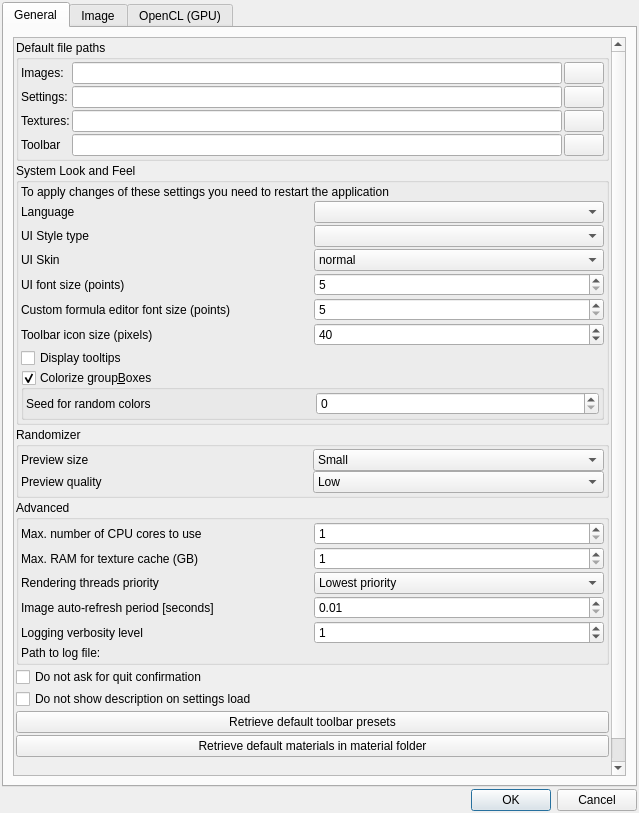
buddhi1980/mandelbulber2, file mandelbulber2/qt/preferences_dialog.ui: the form before one commit.
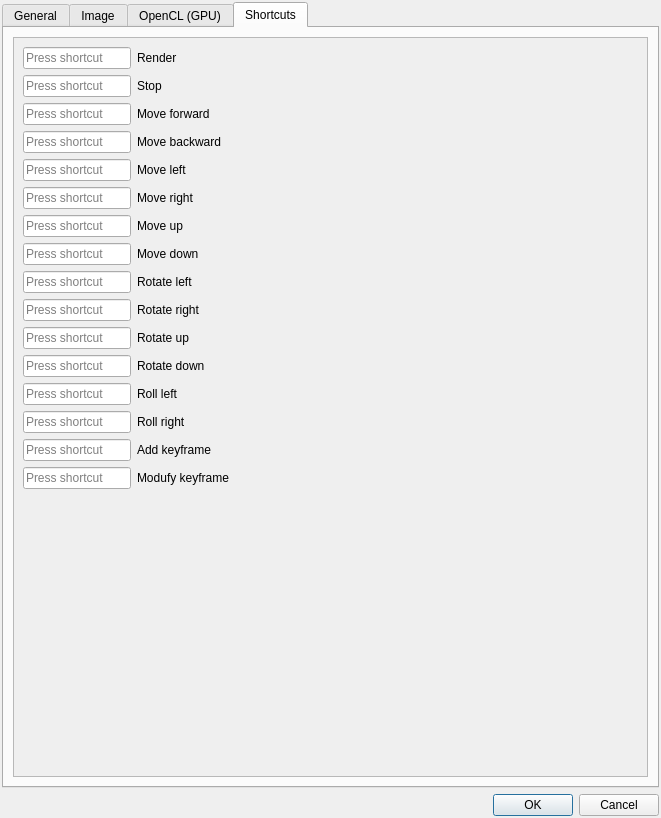
The form after the commit. The open tabs and pages were chosen to show the change. Icons and pictures are not drawn. Custom widgets are drawn as their Qt base class.

Commit message: Added ui for keyboard shortcuts editor

What changed in the file:
```diff
--- a/mandelbulber2/qt/preferences_dialog.ui
+++ b/mandelbulber2/qt/preferences_dialog.ui
@@ -6,8 +6,8 @@
    <rect>
     <x>0</x>
     <y>0</y>
-    <width>639</width>
-    <height>813</height>
+    <width>661</width>
+    <height>818</height>
    </rect>
   </property>
   <property name="windowTitle">
@@ -18,9 +18,6 @@
     <normaloff>:/system/icons/preferences-system.svg</normaloff>:/system/icons/preferences-system.svg</iconset>
   </property>
   <layout class="QVBoxLayout" name="verticalLayout">
-   <property name="spacing">
-    <number>2</number>
-   </property>
    <property name="leftMargin">
     <number>2</number>
    </property>
@@ -57,7 +54,7 @@
            <rect>
             <x>0</x>
             <y>0</y>
-            <width>597</width>
+            <width>619</width>
             <height>793</height>
            </rect>
           </property>
@@ -1762,6 +1759,192 @@
        </item>
       </layout>
      </widget>
+     <widget class="QWidget" name="tab">
+      <attribute name="title">
+       <string>Shortcuts</string>
+      </attribute>
+      <layout class="QVBoxLayout" name="verticalLayout_12">
+       <item>
+        <widget class="QScrollArea" name="scrollArea">
+         <property name="widgetResizable">
+          <bool>true</bool>
+         </property>
+         <widget class="QWidget" name="scrollAreaWidgetContents">
+          <property name="geometry">
+           <rect>
+            <x>0</x>
+            <y>0</y>
+            <width>637</width>
+            <height>738</height>
+           </rect>
+          </property>
+          <layout class="QFormLayout" name="formLayout">
+           <item row="0" column="0">
+            <widget class="QKeySequenceEdit" name="keySequenceEdit_key_render"/>
+           </item>
+           <item row="0" column="1">
+            <widget class="QLabel" name="label_21">
+             <property name="text">
+              <string>Render</string>
+             </property>
+            </widget>
+           </item>
+           <item row="1" column="0">
+            <widget class="QKeySequenceEdit" name="keySequenceEdit_key_stop"/>
+           </item>
+           <item row="1" column="1">
+            <widget class="QLabel" name="label_22">
+             <property name="text">
+              <string>Stop</string>
+             </property>
+            </widget>
+           </item>
+           <item row="2" column="0">
+            <widget class="QKeySequenceEdit" name="keySequenceEdit_key_move_forward"/>
+           </item>
+           <item row="2" column="1">
+            <widget class="QLabel" name="label_23">
+             <property name="text">
+              <string>Move forward</string>
+             </property>
+            </widget>
+           </item>
+           <item row="3" column="0">
+            <widget class="QKeySequenceEdit" name="keySequenceEdit_key_move_backward"/>
+           </item>
+           <item row="3" column="1">
+            <widget class="QLabel" name="label_24">
+             <property name="text">
+              <string>Move backward</string>
+             </property>
+            </widget>
+           </item>
+           <item row="4" column="0">
+            <widget class="QKeySequenceEdit" name="keySequenceEdit_key_move_left"/>
+           </item>
+           <item row="4" column="1">
+            <widget class="QLabel" name="label_25">
+             <property name="text">
+              <string>Move left</string>
+             </property>
+            </widget>
+           </item>
+           <item row="5" column="0">
+            <widget class="QKeySequenceEdit" name="keySequenceEdit_key_move_right"/>
+           </item>
+           <item row="5" column="1">
+            <widget class="QLabel" name="label_26">
+             <property name="text">
+              <string>Move right</string>
+             </property>
+            </widget>
+           </item>
+           <item row="6" column="0">
+            <widget class="QKeySequenceEdit" name="keySequenceEdit_key_move_up"/>
+           </item>
+           <item row="6" column="1">
+            <widget class="QLabel" name="label_27">
+             <property name="text">
+              <string>Move up</string>
+             </property>
+            </widget>
+           </item>
+           <item row="7" column="0">
+            <widget class="QKeySequenceEdit" name="keySequenceEdit_key_move_down"/>
+           </item>
+           <item row="7" column="1">
+            <widget class="QLabel" name="label_28">
+             <property name="text">
+              <string>Move down</string>
+             </property>
+            </widget>
+           </item>
+           <item row="8" column="0">
+            <widget class="QKeySequenceEdit" name="keySequenceEdit_key_move_rotate_left"/>
+           </item>
+           <item row="8" column="1">
+            <widget class="QLabel" name="label_29">
+             <property name="text">
+              <string>Rotate left</string>
+             </property>
+            </widget>
+           </item>
+           <item row="9" column="0">
+            <widget class="QKeySequenceEdit" name="keySequenceEdit_key_move_rotate_right"/>
+           </item>
+           <item row="9" column="1">
+            <widget class="QLabel" name="label_30">
+             <property name="text">
+              <string>Rotate right</string>
+             </property>
+            </widget>
+           </item>
+           <item row="10" column="0">
+            <widget class="QKeySequenceEdit" name="keySequenceEdit_key_move_rotate_up"/>
+           </item>
+           <item row="10" column="1">
+            <widget class="QLabel" name="label_33">
+             <property name="text">
+              <string>Rotate up</string>
+             </property>
+            </widget>
+           </item>
+           <item row="11" column="0">
+            <widget class="QKeySequenceEdit" name="keySequenceEdit_key_move_rotate_down"/>
+           </item>
+           <item row="14" column="0">
+            <widget class="QKeySequenceEdit" name="keySequenceEdit_key_move_backward_8"/>
+           </item>
+           <item row="14" column="1">
+            <widget class="QLabel" name="label_31">
+             <property name="text">
+              <string>Add keyframe</string>
+             </property>
+            </widget>
+           </item>
+           <item row="15" column="0">
+            <widget class="QKeySequenceEdit" name="keySequenceEdit_key_move_backward_9"/>
+           </item>
+           <item row="15" column="1">
+            <widget class="QLabel" name="label_32">
+             <property name="text">
+              <string>Modufy keyframe</string>
+             </property>
+            </widget>
+           </item>
+           <item row="11" column="1">
+            <widget class="QLabel" name="label_34">
+             <property name="text">
+              <string>Rotate down</string>
+             </property>
+            </widget>
+           </item>
+           <item row="12" column="0">
+            <widget class="QKeySequenceEdit" name="keySequenceEdit_key_move_roll_left"/>
+           </item>
+           <item row="13" column="0">
+            <widget class="QKeySequenceEdit" name="keySequenceEdit_key_move_roll_right"/>
+           </item>
+           <item row="12" column="1">
+            <widget class="QLabel" name="label_35">
+             <property name="text">
+              <string>Roll left</string>
+             </property>
+            </widget>
+           </item>
+           <item row="13" column="1">
+            <widget class="QLabel" name="label_36">
+             <property name="text">
+              <string>Roll right</string>
+             </property>
+            </widget>
+           </item>
+          </layout>
+         </widget>
+        </widget>
+       </item>
+      </layout>
+     </widget>
     </widget>
    </item>
    <item>
```
Left out of the diff: 6 changed lines with no effect on the pictures.
